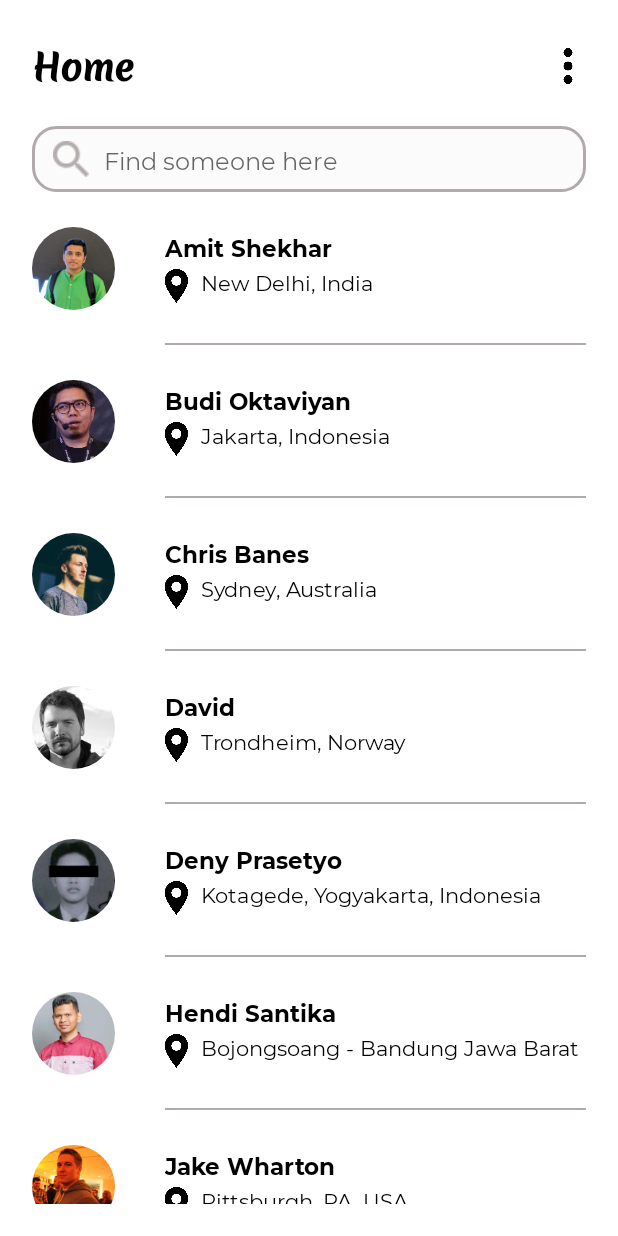
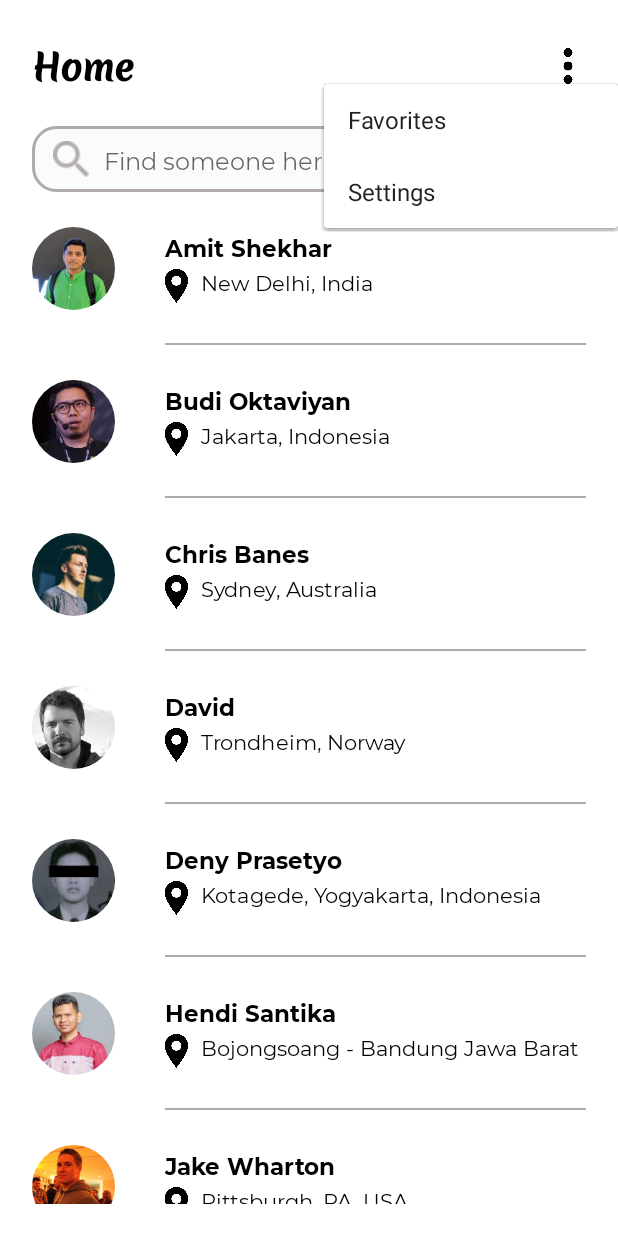
Before and after one commit to setianjay/GithubUser, an Android app: the HomeActivity screen opened directly, with no data from a screen before it, after a tap on "GithubUser", on a phone screen of 412 x 824 dp. Run offline under Robolectric (Android 15) with nearby library versions, the phone set to English and light mode, and no system bars; our stand-ins replace CircleImageView, Timber.

Commit message:
Create popup menu on HomeActivity

```diff
--- a/app/src/main/java/com/setianjay/githubuser/screens/activity/HomeActivity.kt
+++ b/app/src/main/java/com/setianjay/githubuser/screens/activity/HomeActivity.kt
@@ -2,7 +2,10 @@ package com.setianjay.githubuser.screens.activity
 
 import androidx.appcompat.app.AppCompatActivity
 import android.os.Bundle
+import android.view.MenuItem
+import android.widget.PopupMenu
 import android.widget.Toast
+import com.setianjay.githubuser.R
 import com.setianjay.githubuser.databinding.ActivityHomeBinding
 
 class HomeActivity : AppCompatActivity() {
@@ -16,7 +19,26 @@ class HomeActivity : AppCompatActivity() {
 
     private fun initListener(){
         binding.ivMenus.setOnClickListener {
-            Toast.makeText(this@HomeActivity, "Under Development", Toast.LENGTH_SHORT).show()
+            showPopupMenu()
         }
     }
+
+    private fun showPopupMenu(){
+        val popupMenu = PopupMenu(this,binding.ivMenus)
+        popupMenu.menuInflater.inflate(R.menu.popup_menu,popupMenu.menu)
+
+        popupMenu.setOnMenuItemClickListener { item: MenuItem? ->
+            when(item!!.itemId){
+                R.id.favorites -> {
+                    Toast.makeText(this@HomeActivity, "Under Development", Toast.LENGTH_SHORT).show()
+                }
+                R.id.settings -> {
+                    Toast.makeText(this@HomeActivity, "Under Development", Toast.LENGTH_SHORT).show()
+                }
+            }
+            true
+        }
+
+        popupMenu.show()
+    }
 }
--- /dev/null
+++ b/app/src/main/res/menu/popup_menu.xml
@@ -0,0 +1,8 @@
+<?xml version="1.0" encoding="utf-8"?>
+<menu xmlns:android="http://schemas.android.com/apk/res/android">
+    <item android:id="@+id/favorites"
+        android:title="@string/favorites"/>
+
+    <item android:id="@+id/settings"
+        android:title="@string/settings"/>
+</menu>
--- a/app/src/main/res/values/strings.xml
+++ b/app/src/main/res/values/strings.xml
@@ -13,4 +13,6 @@
     <string name="following">Following</string>
     <string name="company">MindorksOpenSource</string>
     <string name="profile">Profile</string>
+    <string name="favorites">Favorites</string>
+    <string name="settings">Settings</string>
 </resources>
```
